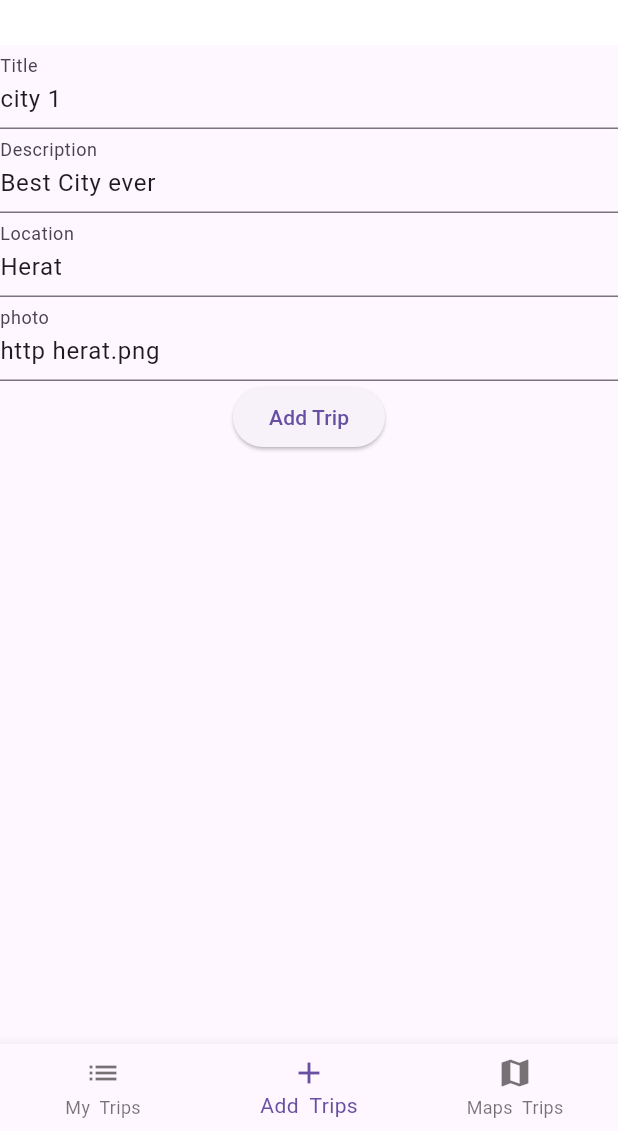
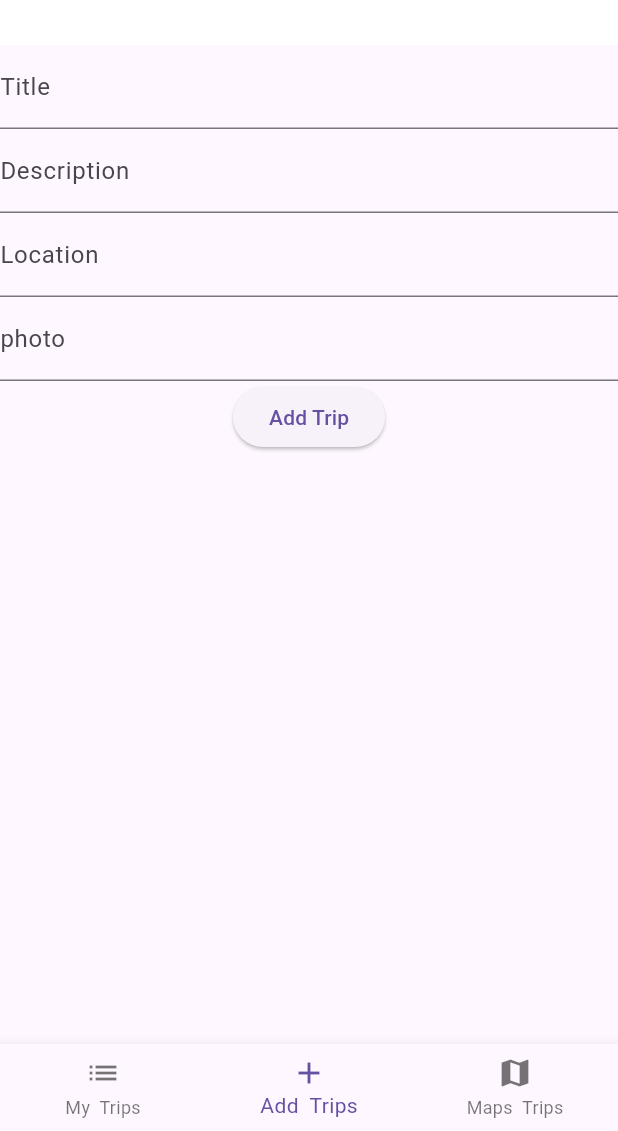
Before and after one commit to WaisRaoufi/Travel_App, a Flutter app: the screen it shows after launch, item 2 of the bottom bar chosen, after a tap on "Add Trip", on a phone screen of 412 x 824 dp, the part 105-1236 px from its top. Run offline on Flutter 3.47's test engine with Material 3 defaults, Android fonts, the phone set to English and light mode, and no system bars; our stand-ins replace dartz, flutter_riverpod, hive, hive_flutter; accounts and stored records are empty.

Commit message:
slvoe the input problems

```diff
--- a/lib/core.error/failures.dart
+++ b/lib/core.error/failures.dart
@@ -4,6 +4,6 @@ abstract class Failure {
   Failure(this.message);
 }
 
-class someSpecificError extends Failure {
-  someSpecificError(String message) : super(message);
+class SomeSpecificError extends Failure {
+  SomeSpecificError(String message) : super(message);
 }
--- a/lib/features/trip/data/repositories/trip_repository_impl.dart
+++ b/lib/features/trip/data/repositories/trip_repository_impl.dart
@@ -27,7 +27,7 @@ class TripRepositoryImpl implements TripRepository {
     List<Trip> res = tripModels.map((model) => model.toEntity()).toList();
     return Right(res);
     }catch(err) {
-      return left(someSpecificError(err.toString()));
+      return left(SomeSpecificError(err.toString()));
     }
 
   }
--- a/lib/features/trip/presentation/pages/add_trip_screen.dart
+++ b/lib/features/trip/presentation/pages/add_trip_screen.dart
@@ -5,10 +5,10 @@ import 'package:travel_app_riverpod/features/trip/presentation/providers/trip_pr
 
 class AddTripScreen extends ConsumerWidget {
   final _formKey = GlobalKey<FormState>();
-  final _titleController = TextEditingController(text: 'city 1');
-  final _descController = TextEditingController(text: 'Best City ever');
-  final _locationController = TextEditingController(text: 'Herat');
-  final _pictureController = TextEditingController(text: 'http herat.png');
+  final _titleController = TextEditingController(text: '');
+  final _descController = TextEditingController(text: '');
+  final _locationController = TextEditingController(text: '');
+  final _pictureController = TextEditingController(text: '');
   List<String> pictures = [];
 
   @override
@@ -35,6 +35,9 @@ class AddTripScreen extends ConsumerWidget {
           ),
           ElevatedButton(
             onPressed: () {
+              if (_titleController.text.trim().isEmpty) {
+                return;
+              }
               pictures.add(_pictureController.text);
               if (_formKey.currentState!.validate()) {
                 final newTrip = Trip(
@@ -46,6 +49,12 @@ class AddTripScreen extends ConsumerWidget {
                 );
                 ref.read(tripListNotifierProvider.notifier).addNewTrip(newTrip);
                 ref.watch(tripListNotifierProvider.notifier).loadTrip();
+                _titleController.clear();
+                _descController.clear();
+                _locationController.clear();
+                _pictureController.clear();
+
+                pictures.clear();
               }
             },
             child: Text('Add Trip'),
--- a/lib/features/trip/presentation/pages/my_trip_screen.dart
+++ b/lib/features/trip/presentation/pages/my_trip_screen.dart
@@ -23,13 +23,15 @@ class MyTripScreen extends ConsumerWidget {
             itemBuilder: (context, index) {
               final trip = tripList[index];
               return TravelCard(
-                imageUrl: trip.photos[0],
+                imageUrl: trip.photos.isNotEmpty ? trip.photos.first : '',
                 title: trip.title,
                 description: trip.description,
                 date: DateFormat.yMMMEd().format(trip.date).toString(),
                 location: trip.location,
-                onDelete: () async{
-                  await ref.read(tripListNotifierProvider.notifier).removeTrip(index);
+                onDelete: () async {
+                  await ref
+                      .read(tripListNotifierProvider.notifier)
+                      .removeTrip(index);
                   // ref.read(tripListNotifierProvider.notifier).loadTrip();
                 },
               );
```
